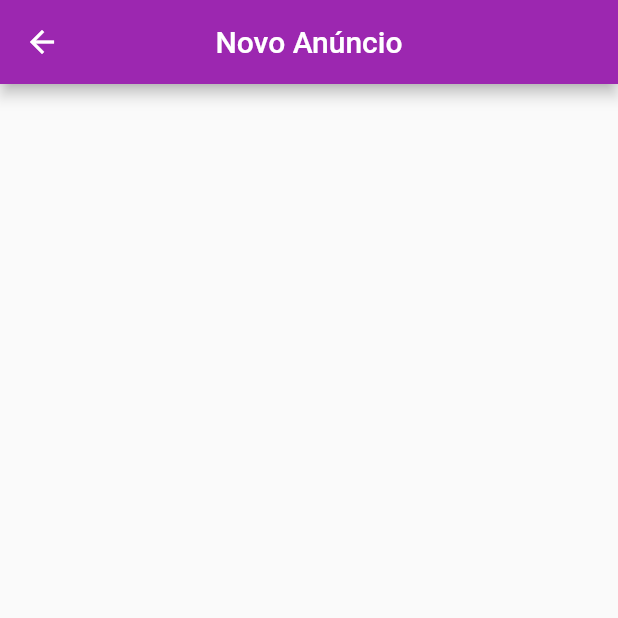
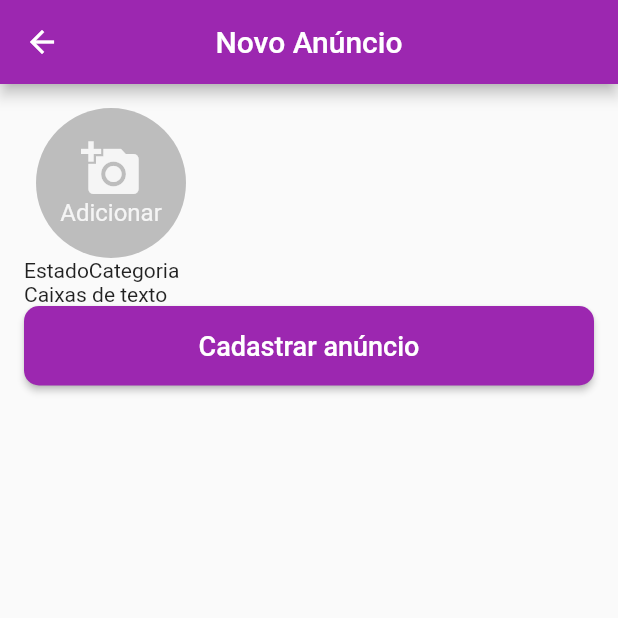
Before and after one commit to MatheuSousa/estrutura-de-dados-1, a Flutter app: the NovoAnuncio screen opened by its route, on a phone screen of 412 x 824 dp, the top half of it. Run offline on Flutter 3.47's test engine with Material 2 defaults, Android fonts, the phone set to English and light mode, and no system bars; our stand-ins replace firebase_auth, firebase_core; accounts and stored records are empty.

Commit message:
iniciando novas telas

```diff
--- /dev/null
+++ b/lib/models/raisedCustomizado.dart
@@ -0,0 +1,24 @@
+import 'package:flutter/material.dart';
+
+class RaisedCustomizado extends StatelessWidget {
+  final String texto;
+  final Color corTexto;
+  final VoidCallback onPressed;
+
+  RaisedCustomizado(
+      {@required this.texto, this.corTexto = Colors.white, this.onPressed});
+  @override
+  Widget build(BuildContext context) {
+    return RaisedButton(
+      shape:  RoundedRectangleBorder(
+        borderRadius: BorderRadius.circular(10)
+      ),
+        child: Text(
+          this.texto,
+          style: TextStyle(fontSize: 18, color: this.corTexto),
+        ),
+        color: Color(0xff9c27b0),
+        padding: EdgeInsets.fromLTRB(32, 16, 32, 16),
+        onPressed: this.onPressed);
+  }
+}
--- a/lib/telas/novoAnuncio.dart
+++ b/lib/telas/novoAnuncio.dart
@@ -1,4 +1,6 @@
 import 'package:flutter/material.dart';
+import 'package:projetoestrutura/models/raisedCustomizado.dart';
+import 'dart:io';
 
 class NovoAnuncio extends StatefulWidget {
   @override
@@ -6,8 +8,13 @@ class NovoAnuncio extends StatefulWidget {
 }
 
 class _NovoAnuncioState extends State<NovoAnuncio> {
+  List<File> _listaImagens = List();
   final _formKey = GlobalKey<FormState>();
 
+
+  _selecionaGaleria(){
+
+  }
   @override
   Widget build(BuildContext context) {
     return Scaffold(
@@ -21,11 +28,84 @@ class _NovoAnuncioState extends State<NovoAnuncio> {
             child: Form(
                 key: _formKey,
                 child: Column(
+                  crossAxisAlignment: CrossAxisAlignment.stretch,
+                  children: [
+                    FormField<List>(
+                      initialValue: _listaImagens,
+                      validator: (imagens) {
+                        if (imagens.length == 0) {
+                          return "Necessário ter no mínimo uma imagem";
+                        }
 
+                        return null;
+                      },
+                      builder: (state) {
+                        return Column(
+                          children: [
+                            Container(
+                              height: 100,
+                              child: ListView.builder(
+                                  scrollDirection: Axis.horizontal,
+                                  itemCount: _listaImagens.length + 1,
+                                  itemBuilder: (context, index) {
+                                    if (index == _listaImagens.length) {
+                                      return Padding(
+                                        padding:
+                                            EdgeInsets.symmetric(horizontal: 8),
+                                        child: GestureDetector(
+                                          onTap: () {
+                                            _selecionaGaleria();
+                                          },
+                                          child: CircleAvatar(
+                                            backgroundColor: Colors.grey[400],
+                                            radius: 50,
+                                            child: Column(
+                                              mainAxisAlignment: MainAxisAlignment.center,
                                               children: [
 
-            ],)),
+                                                Icon(Icons.add_a_photo, size: 40
+                                                , color: Colors.grey[100],),
+
+                                                Text('Adicionar',style: TextStyle(
+                                                  color: Colors.grey[100],
+                                                ),)
+                                              ],
                                             ),
-        )));
+                                          ),
+                                        ),
+                                      );
+                                    }
+
+                                    if (_listaImagens.length > 0) {}
+
+                                    return Container();
+                                  }),
+                            ),
+                            if (state.hasError)
+                              Container(
+                                child: Text(
+                                  "${state.errorText}",
+                                  style: TextStyle(
+                                      color: Colors.red, fontSize: 14),
+                                ),
+                              ),
+                          ],
+                        );
+                      },
+                    ),
+                    Row(
+                      children: [Text("Estado"), Text("Categoria")],
+                    ),
+                    Text("Caixas de texto"),
+                    RaisedCustomizado(
+                      texto: "Cadastrar anúncio",
+                      onPressed: () {
+                        if (_formKey.currentState.validate()) {}
+                      },
+                    )
+                  ],
+                )),
+          ),
+        ));
   }
 }
```
Lines whose indentation alone changed are shown as unchanged.
